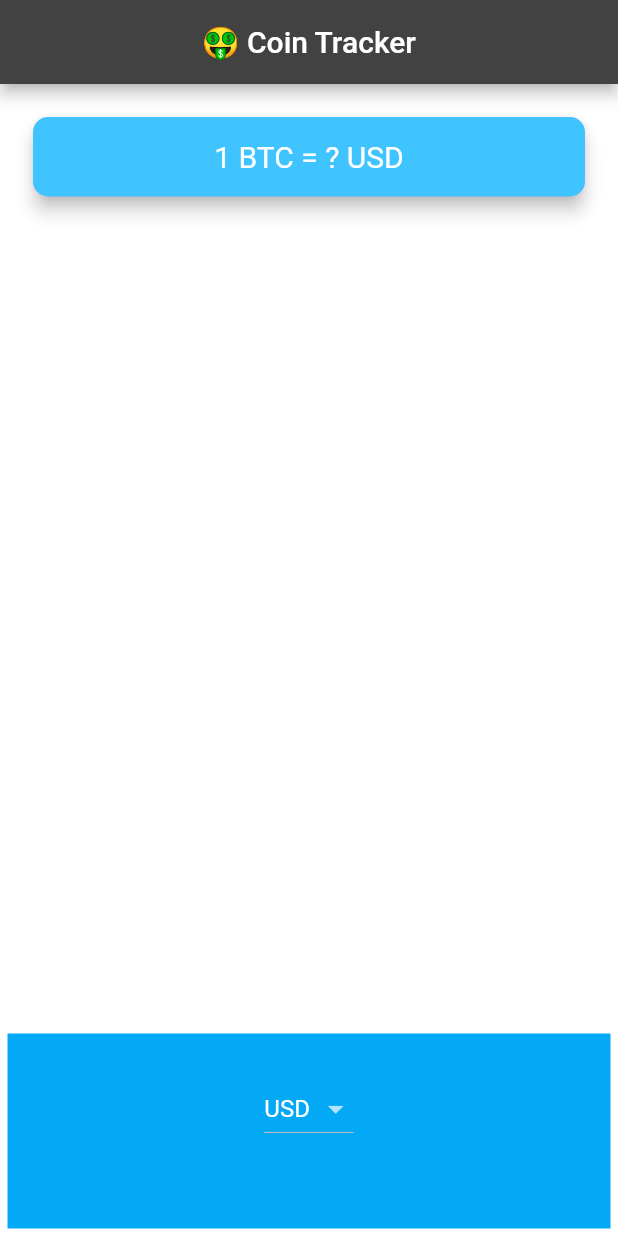
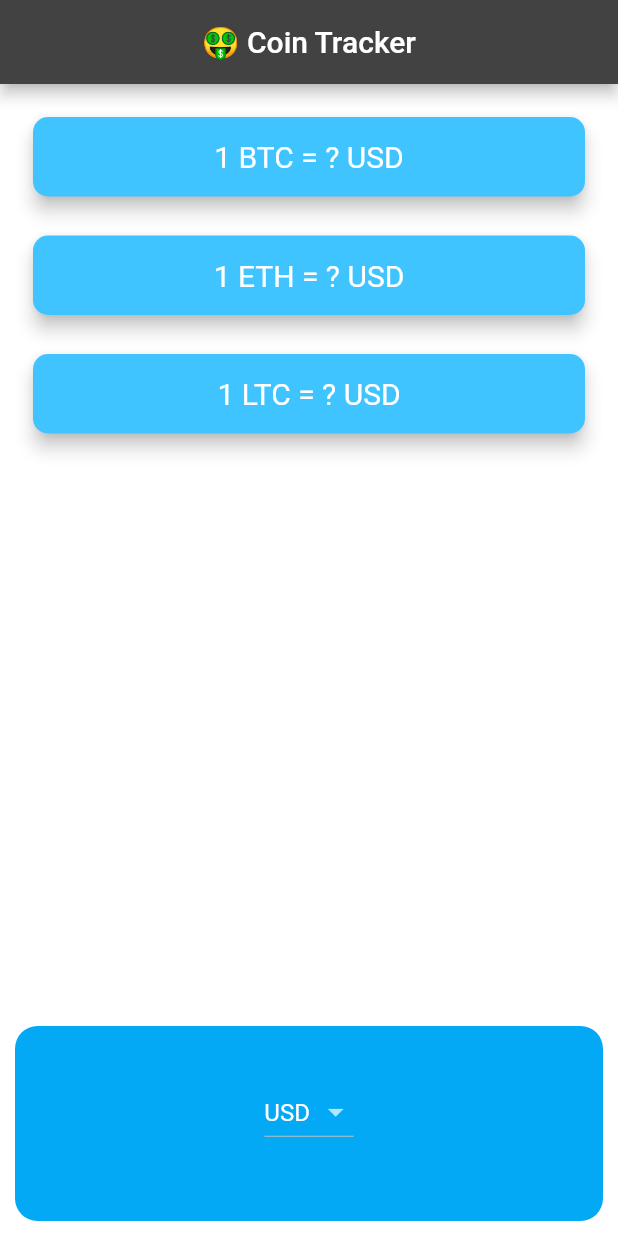
Before and after one commit to devBamidele/bitcoin, a Flutter app: the screen it shows after launch, on a phone screen of 412 x 824 dp. Run offline on Flutter 3.47's test engine with Material 2 defaults, Android fonts, the phone set to English and light mode, and no system bars.

Commit message:
Completed the UI

```diff
--- a/lib/coin_data.dart
+++ b/lib/coin_data.dart
@@ -1,3 +1,11 @@
+import 'dart:developer';
+
+import 'package:http/http.dart' as http;
+import 'dart:convert';
+
+const apiKey = 'E736773C-754D-4E8B-861D-70F96C1F5604';
+const openWeatherMapUrl = 'http://api.openweathermap.org/data/2.5/weather';
+
 const List<String> currenciesList = [
   'AUD',
   'BRL',
@@ -28,4 +36,28 @@ const List<String> cryptoList = [
   'LTC',
 ];
 
-class CoinData {}
+class CoinData {
+  CoinData();
+
+  final String url = '';
+
+  Future<dynamic> getCoinData() async {
+    dynamic res;
+    try {
+      // Check if there's internet connectivity
+      http.Response response = await http.get(Uri.parse(url));
+      if (response.statusCode == 200) {
+        // If the request is successful
+        String body = response.body;
+
+        res = jsonDecode(body);
+      } else {
+        log(response.statusCode.toString());
+        res = 'Bad response';
+      }
+      return res;
+    } catch (e) {
+      return;
+    }
+  }
+}
--- a/lib/price_screen.dart
+++ b/lib/price_screen.dart
@@ -3,6 +3,7 @@ import 'dart:developer';
 import 'package:flutter/cupertino.dart';
 import 'package:flutter/material.dart';
 import 'package:bitcoin/coin_data.dart';
+import 'package:bitcoin/recyclable_card.dart';
 import 'dart:io' show Platform;
 
 class PriceScreen extends StatefulWidget {
@@ -72,31 +73,29 @@ class _PriceScreenState extends State<PriceScreen> {
         children: [
           Padding(
             padding: const EdgeInsets.fromLTRB(18.0, 18.0, 18.0, 0),
-            child: Card(
-              color: Colors.lightBlueAccent,
-              elevation: 5.0,
-              shape: RoundedRectangleBorder(
-                borderRadius: BorderRadius.circular(10.0),
-              ),
-              child: const Padding(
-                padding: EdgeInsets.symmetric(vertical: 15.0, horizontal: 28.0),
-                child: Text(
-                  '1 BTC = ? USD',
-                  textAlign: TextAlign.center,
-                  style: TextStyle(
-                    fontSize: 20.0,
-                    color: Colors.white,
-                  ),
-                ),
-              ),
+            child: Column(
+              crossAxisAlignment: CrossAxisAlignment.stretch,
+              children: [
+                MyCard(
+                    selectedCurrency: selectedCurrency, bitCoinCurrency: 'BTC'),
+                const SizedBox(height: 18),
+                MyCard(
+                    selectedCurrency: selectedCurrency, bitCoinCurrency: 'ETH'),
+                const SizedBox(height: 18),
+                MyCard(
+                    selectedCurrency: selectedCurrency, bitCoinCurrency: 'LTC'),
+              ],
             ),
           ),
           Container(
             height: 130.0,
+            decoration: BoxDecoration(
+              borderRadius: BorderRadius.circular(15),
+              color: Colors.lightBlue,
+            ),
             alignment: Alignment.center,
-            margin: const EdgeInsets.all(5),
-            padding: const EdgeInsets.only(bottom: 30.0),
-            color: Colors.lightBlue,
+            margin: const EdgeInsets.all(10),
+            padding: const EdgeInsets.only(bottom: 15),
             child: Platform.isIOS
                 ? getIOsPicker()
                 : getAndroidPicker(), // The IOS is really the only platform that needs the unique picker
--- /dev/null
+++ b/lib/recyclable_card.dart
@@ -0,0 +1,40 @@
+import 'package:flutter/material.dart';
+
+/// The card that displays exchange rates
+class MyCard extends StatefulWidget {
+  const MyCard({
+    Key? key,
+    required this.selectedCurrency,
+    required this.bitCoinCurrency,
+  }) : super(key: key);
+
+  final String bitCoinCurrency;
+  final String selectedCurrency;
+
+  @override
+  State<MyCard> createState() => _MyCardState();
+}
+
+class _MyCardState extends State<MyCard> {
+  @override
+  Widget build(BuildContext context) {
+    return Card(
+      color: Colors.lightBlueAccent,
+      elevation: 5.0,
+      shape: RoundedRectangleBorder(
+        borderRadius: BorderRadius.circular(10.0),
+      ),
+      child: Padding(
+        padding: const EdgeInsets.symmetric(vertical: 15.0, horizontal: 28.0),
+        child: Text(
+          '1 ${widget.bitCoinCurrency} = ? ${widget.selectedCurrency}',
+          textAlign: TextAlign.center,
+          style: const TextStyle(
+            fontSize: 20.0,
+            color: Colors.white,
+          ),
+        ),
+      ),
+    );
+  }
+}
--- a/pubspec.yaml
+++ b/pubspec.yaml
@@ -34,6 +34,7 @@ dependencies:
   # The following adds the Cupertino Icons font to your application.
   # Use with the CupertinoIcons class for iOS style icons.
   cupertino_icons: ^1.0.2
+  http: ^0.13.4
 
 dev_dependencies:
   flutter_test:
```
Also changed, not shown: pubspec.lock.
